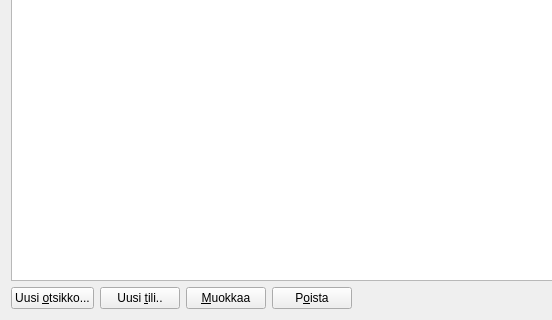
artoh/kitupiikki, file kitupiikki/maaritys/tilikarttamuokkaus.ui: the form before one commit; both pictures show x 0 to 552 and y 247 to 567 of the 1134 by 567 pixel window.
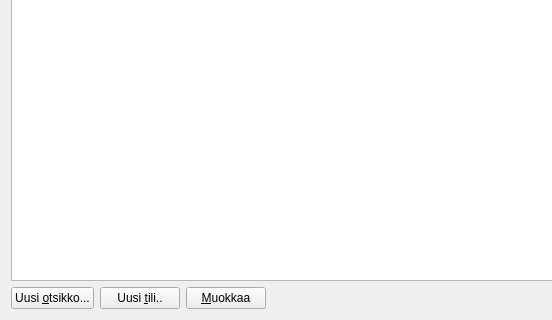
The form after the commit. Icons and pictures are not drawn.

Patch:
```diff
--- a/kitupiikki/maaritys/tilikarttamuokkaus.ui
+++ b/kitupiikki/maaritys/tilikarttamuokkaus.ui
@@ -172,20 +172,6 @@
        </property>
       </widget>
      </item>
-     <item>
-      <widget class="QPushButton" name="poistaNappi">
-       <property name="enabled">
-        <bool>true</bool>
-       </property>
-       <property name="text">
-        <string>P&amp;oista</string>
-       </property>
-       <property name="icon">
-        <iconset>
-         <normaloff>:/pic/poista.png</normaloff>:/pic/poista.png</iconset>
-       </property>
-      </widget>
-     </item>
      <item>
       <spacer name="horizontalSpacer">
        <property name="orientation">
```
Left out of the diff: 22 changed lines with no effect on the pictures.
